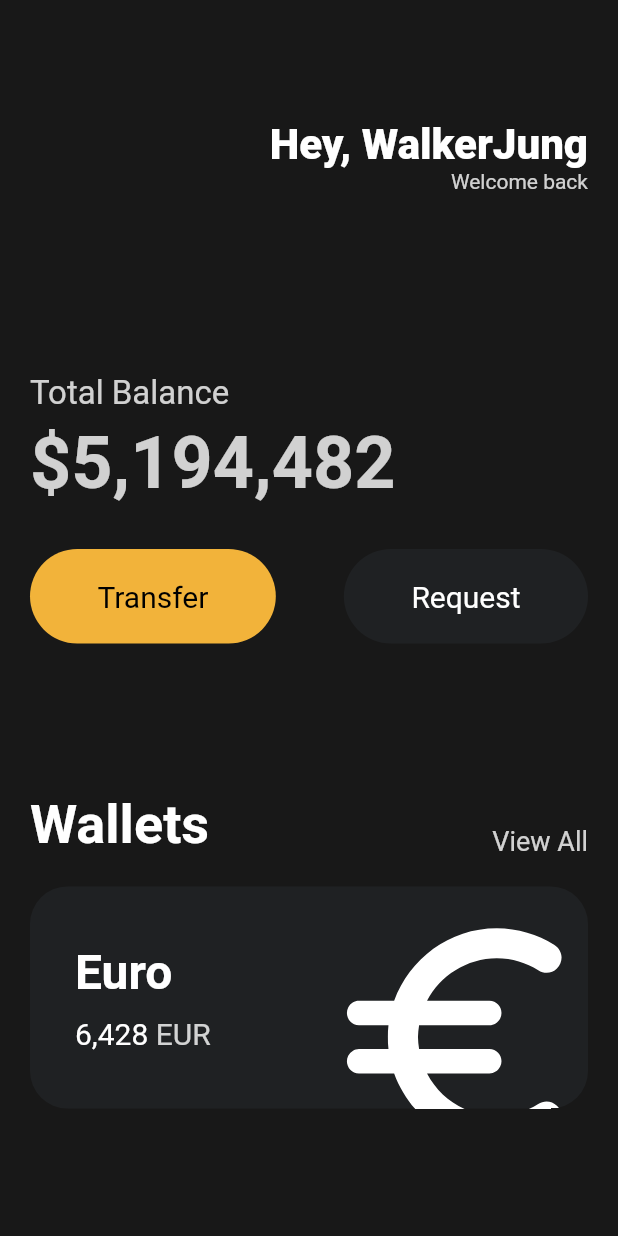
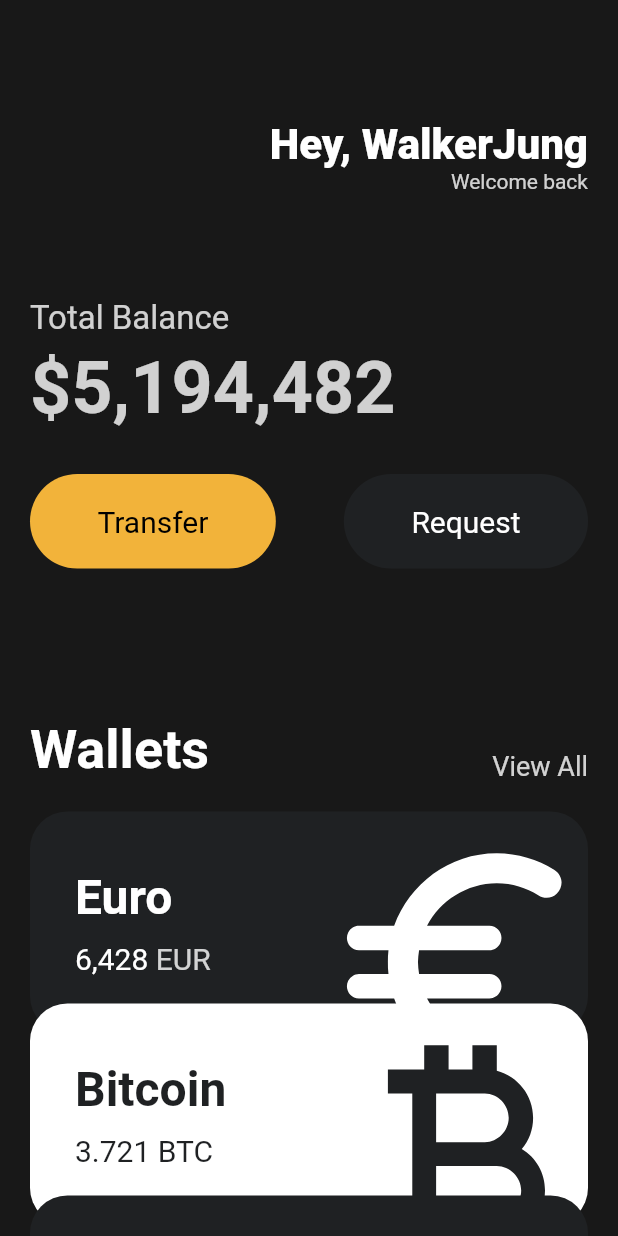
Before and after one commit to walkerJung/start-dart, a Flutter app: the screen it shows after launch, on a phone screen of 412 x 824 dp. Run offline on Flutter 3.47's test engine with Material 2 defaults, Android fonts, the phone set to English and light mode, and no system bars.

Commit message:
feat: UI Reusable Cards

```diff
--- a/toonflix/lib/main.dart
+++ b/toonflix/lib/main.dart
@@ -1,5 +1,6 @@
 import 'package:flutter/material.dart';
 import 'package:toonflix/widgets/button.dart';
+import 'package:toonflix/widgets/currency_card.dart';
 
 void main() {
   runApp(const App());
@@ -13,7 +14,8 @@
     return MaterialApp(
       home: Scaffold(
         backgroundColor: const Color(0xFF181818),
-        body: Padding(
+        body: SingleChildScrollView(
+          child: Padding(
             padding: const EdgeInsets.symmetric(horizontal: 20),
             child: Column(
               crossAxisAlignment: CrossAxisAlignment.start,
@@ -45,7 +47,7 @@
                   ],
                 ),
                 const SizedBox(
-                height: 120,
+                  height: 70,
                 ),
                 Text(
                   'Total Balance',
@@ -109,69 +111,37 @@
                 const SizedBox(
                   height: 20,
                 ),
-              Container(
-                clipBehavior: Clip.hardEdge,
-                decoration: BoxDecoration(
-                  color: const Color(0xFF1F2123),
-                  borderRadius: BorderRadius.circular(25),
+                const CurrencyCard(
+                  name: 'Euro',
+                  code: 'EUR',
+                  amount: '6,428',
+                  icon: Icons.euro_rounded,
+                  isInverted: false,
                 ),
-                child: Padding(
-                  padding: const EdgeInsets.all(30),
-                  child: Row(
-                    mainAxisAlignment: MainAxisAlignment.spaceBetween,
-                    children: [
-                      Column(
-                        crossAxisAlignment: CrossAxisAlignment.start,
-                        children: [
-                          const Text(
-                            'Euro',
-                            style: TextStyle(
-                                color: Colors.white,
-                                fontSize: 32,
-                                fontWeight: FontWeight.w600),
-                          ),
-                          const SizedBox(height: 10),
-                          Row(
-                            children: [
-                              const Text(
-                                '6,428',
-                                style: TextStyle(
-                                  color: Colors.white,
-                                  fontSize: 20,
+                Transform.translate(
+                  offset: const Offset(0, -20),
+                  child: const CurrencyCard(
+                    name: 'Bitcoin',
+                    code: 'BTC',
+                    amount: '3.721',
+                    icon: Icons.currency_bitcoin,
+                    isInverted: true,
                   ),
                 ),
-                              const SizedBox(
-                                width: 5,
-                              ),
-                              Text(
-                                'EUR',
-                                style: TextStyle(
-                                  color: Colors.white.withOpacity(0.8),
-                                  fontSize: 20,
-                                ),
-                              ),
-                            ],
-                          ),
-                        ],
-                      ),
-                      Transform.scale(
-                        scale: 2.2,
-                        child: Transform.translate(
-                          offset: const Offset(-5, 12),
-                          child: const Icon(
-                            Icons.euro_rounded,
-                            color: Colors.white,
-                            size: 88,
-                          ),
+                Transform.translate(
+                  offset: const Offset(0, -40),
+                  child: const CurrencyCard(
+                    name: 'Dollar',
+                    code: 'USD',
+                    amount: '721',
+                    icon: Icons.attach_money_outlined,
+                    isInverted: false,
                   ),
                 )
               ],
             ),
           ),
         ),
-            ],
-          ),
-        ),
       ),
     );
   }
--- /dev/null
+++ b/toonflix/lib/widgets/currency_card.dart
@@ -0,0 +1,84 @@
+import 'package:flutter/material.dart';
+
+class CurrencyCard extends StatelessWidget {
+  final String name, code, amount;
+  final IconData icon;
+  final bool isInverted;
+
+  final _blackColor = const Color(0xFF1F2123);
+
+  const CurrencyCard({
+    super.key,
+    required this.name,
+    required this.code,
+    required this.amount,
+    required this.icon,
+    required this.isInverted,
+  });
+
+  @override
+  Widget build(BuildContext context) {
+    return Container(
+      clipBehavior: Clip.hardEdge,
+      decoration: BoxDecoration(
+        color: isInverted ? Colors.white : _blackColor,
+        borderRadius: BorderRadius.circular(25),
+      ),
+      child: Padding(
+        padding: const EdgeInsets.all(30),
+        child: Row(
+          mainAxisAlignment: MainAxisAlignment.spaceBetween,
+          children: [
+            Column(
+              crossAxisAlignment: CrossAxisAlignment.start,
+              children: [
+                Text(
+                  name,
+                  style: TextStyle(
+                      color: isInverted ? _blackColor : Colors.white,
+                      fontSize: 32,
+                      fontWeight: FontWeight.w600),
+                ),
+                const SizedBox(height: 10),
+                Row(
+                  children: [
+                    Text(
+                      amount,
+                      style: TextStyle(
+                        color: isInverted ? _blackColor : Colors.white,
+                        fontSize: 20,
+                      ),
+                    ),
+                    const SizedBox(
+                      width: 5,
+                    ),
+                    Text(
+                      code,
+                      style: TextStyle(
+                        color: isInverted
+                            ? _blackColor
+                            : Colors.white.withOpacity(0.8),
+                        fontSize: 20,
+                      ),
+                    ),
+                  ],
+                ),
+              ],
+            ),
+            Transform.scale(
+              scale: 2.2,
+              child: Transform.translate(
+                offset: const Offset(-5, 12),
+                child: Icon(
+                  icon,
+                  color: isInverted ? _blackColor : Colors.white,
+                  size: 88,
+                ),
+              ),
+            )
+          ],
+        ),
+      ),
+    );
+  }
+}
```
Also changed, not shown: 1 other file. Lines whose indentation alone changed are shown as unchanged.
